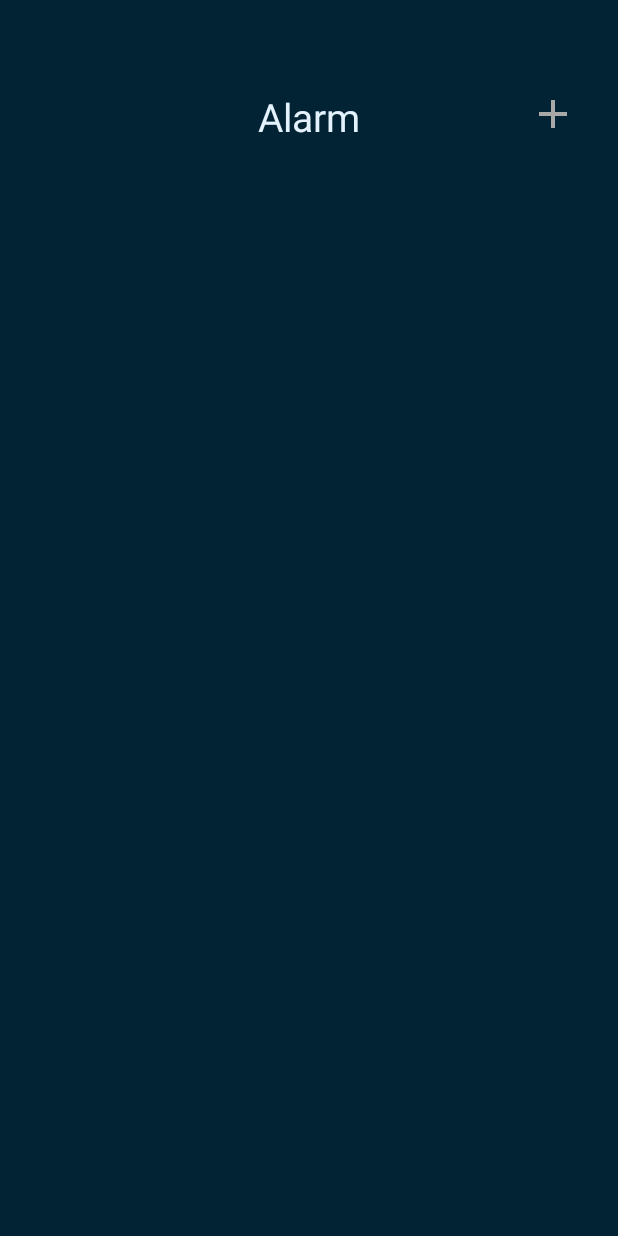
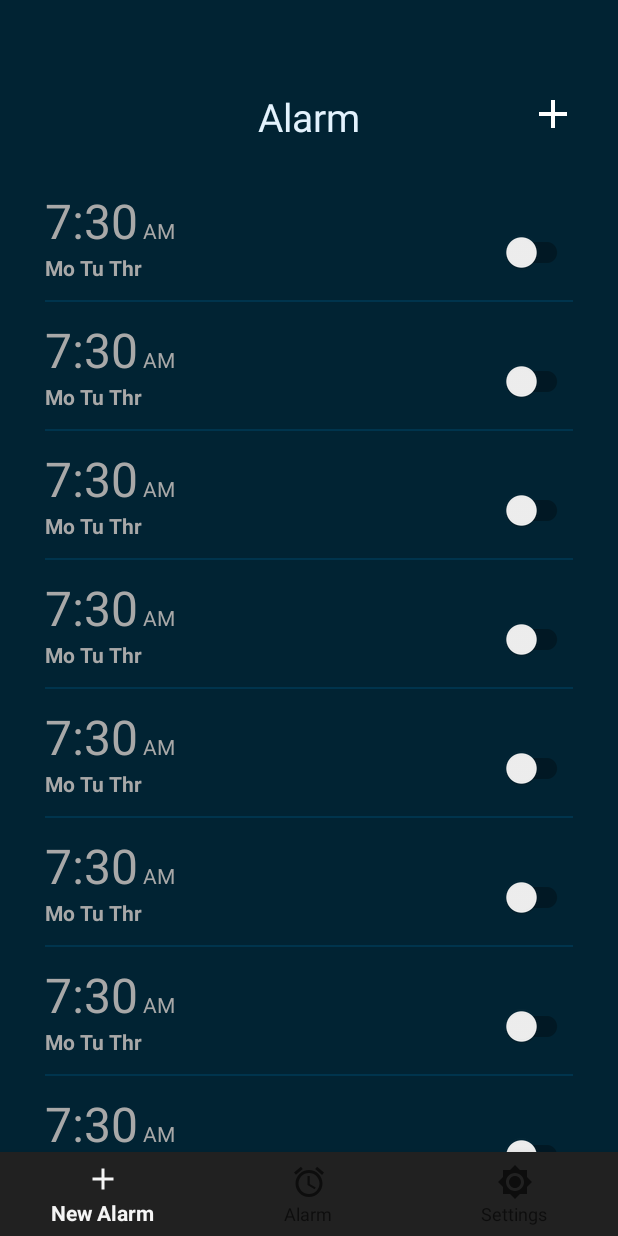
Before and after one commit to sauravvishal8797/Alarmify, an Android app: the screen it shows after launch (MainActivity), on a phone screen of 412 x 824 dp. Before the commit the screen is almost empty. Run offline under Robolectric (Android 15) with nearby library versions, the phone set to English and light mode, and no system bars.

Commit message:
Added bottomNavigation menu

```diff
--- a/app/build.gradle
+++ b/app/build.gradle
@@ -22,6 +22,8 @@ dependencies {
     implementation fileTree(dir: 'libs', include: ['*.jar'])
     implementation 'com.android.support:appcompat-v7:28.0.0'
     implementation 'com.android.support.constraint:constraint-layout:1.1.3'
+    implementation 'com.android.support:recyclerview-v7:28.0.0'
+    implementation 'com.android.support:design:28.0.0'
     testImplementation 'junit:junit:4.12'
     androidTestImplementation 'com.android.support.test:runner:1.0.2'
     androidTestImplementation 'com.android.support.test.espresso:espresso-core:3.0.2'
--- a/app/src/main/AndroidManifest.xml
+++ b/app/src/main/AndroidManifest.xml
@@ -1,5 +1,6 @@
 <?xml version="1.0" encoding="utf-8"?>
 <manifest xmlns:android="http://schemas.android.com/apk/res/android"
+    xmlns:tools="http://schemas.android.com/tools"
     package="com.example.sauravvishal8797.alarmify">
 
     <application
--- a/app/src/main/java/com/example/sauravvishal8797/alarmify/MainActivity.java
+++ b/app/src/main/java/com/example/sauravvishal8797/alarmify/MainActivity.java
@@ -3,15 +3,29 @@ package com.example.sauravvishal8797.alarmify;
 import android.os.Build;
 import android.support.v7.app.AppCompatActivity;
 import android.os.Bundle;
+import android.support.v7.widget.LinearLayoutManager;
+import android.support.v7.widget.RecyclerView;
 import android.view.Window;
 import android.view.WindowManager;
 
+import com.example.sauravvishal8797.alarmify.adapters.AlarmAdapter;
+import com.example.sauravvishal8797.alarmify.models.Alarm;
+
+import java.util.ArrayList;
+
 public class MainActivity extends AppCompatActivity {
+
+    private RecyclerView alarmRecyclerView;
 
     @Override
     protected void onCreate(Bundle savedInstanceState) {
         super.onCreate(savedInstanceState);
         setContentView(R.layout.activity_main);
+        alarmRecyclerView = (RecyclerView) findViewById(R.id.viewalarm);
+        LinearLayoutManager linearLayoutManager = new LinearLayoutManager(this);
+        alarmRecyclerView.setLayoutManager(linearLayoutManager);
+        AlarmAdapter alarmAdapter = new AlarmAdapter(getData());
+        alarmRecyclerView.setAdapter(alarmAdapter);
         statusBarTransparent();
     }
 
@@ -22,4 +36,20 @@ public class MainActivity extends AppCompatActivity {
             w.setFlags(WindowManager.LayoutParams.FLAG_LAYOUT_NO_LIMITS, WindowManager.LayoutParams.FLAG_LAYOUT_NO_LIMITS);
         }
     }
+
+    private ArrayList<Alarm> getData(){
+        ArrayList<Alarm> alarms = new ArrayList<>();
+        for(int i=0; i<10; i++){
+            ArrayList<String> days = new ArrayList<>();
+            days.add("Tu ");
+            days.add("Wed ");
+            days.add("Thru ");
+            Alarm a = new Alarm();
+            a.setTime("7:30");
+            a.setPeriod("AM");
+            a.setDays(days);
+            alarms.add(a);
+        }
+        return alarms;
+    }
 }
--- /dev/null
+++ b/app/src/main/java/com/example/sauravvishal8797/alarmify/adapters/AlarmAdapter.java
@@ -0,0 +1,62 @@
+package com.example.sauravvishal8797.alarmify.adapters;
+
+import android.support.annotation.NonNull;
+import android.support.v7.widget.RecyclerView;
+import android.support.v7.widget.SwitchCompat;
+import android.text.Layout;
+import android.view.LayoutInflater;
+import android.view.View;
+import android.view.ViewGroup;
+import android.widget.ImageView;
+import android.widget.TextView;
+
+import com.example.sauravvishal8797.alarmify.R;
+import com.example.sauravvishal8797.alarmify.models.Alarm;
+
+import java.util.ArrayList;
+
+public class AlarmAdapter extends RecyclerView.Adapter<AlarmAdapter.ViewHolder> {
+
+    private ArrayList<Alarm> list;
+
+    public AlarmAdapter(ArrayList<Alarm> list) {
+        this.list=list;
+    }
+
+    @NonNull
+    @Override
+    public ViewHolder onCreateViewHolder(@NonNull ViewGroup viewGroup, int i) {
+        View view = LayoutInflater.from(viewGroup.getContext()).inflate(R.layout.alarm_item_view, viewGroup, false);
+        return new ViewHolder(view);
+    }
+
+    @Override
+    public void onBindViewHolder(@NonNull ViewHolder viewHolder, int i) {
+
+        Alarm alarm = list.get(i);
+        viewHolder.timeText.setText(alarm.getTime());
+        viewHolder.periodText.setText(alarm.getPeriod());
+        viewHolder.daysText.setText("Mo Tu Thr");
+    }
+
+    @Override
+    public int getItemCount() {
+        return list.size();
+    }
+
+    public class ViewHolder extends RecyclerView.ViewHolder{
+
+        private TextView timeText;
+        private TextView periodText;
+        private SwitchCompat button;
+        private TextView daysText;
+
+        public ViewHolder(@NonNull View itemView) {
+            super(itemView);
+            periodText = (TextView) itemView.findViewById(R.id.period);
+            daysText = (TextView) itemView.findViewById(R.id.days);
+            button = (SwitchCompat) itemView.findViewById(R.id.button);
+            timeText = (TextView) itemView.findViewById(R.id.timetextalarm);
+        }
+    }
+}
--- /dev/null
+++ b/app/src/main/java/com/example/sauravvishal8797/alarmify/models/Alarm.java
@@ -0,0 +1,34 @@
+package com.example.sauravvishal8797.alarmify.models;
+
+import java.util.ArrayList;
+
+public class Alarm {
+
+    private String time;
+    private String period;
+    private ArrayList<String> days;
+
+    public void setTime(String time) {
+        this.time = time;
+    }
+
+    public String getTime() {
+        return time;
+    }
+
+    public void setPeriod(String period) {
+        this.period = period;
+    }
+
+    public String getPeriod() {
+        return period;
+    }
+
+    public void setDays(ArrayList<String> days) {
+        this.days = days;
+    }
+
+    public ArrayList<String> getDays() {
+        return days;
+    }
+}
--- a/app/src/main/res/drawable/ic_add_black_24dp.xml
+++ b/app/src/main/res/drawable/ic_add_black_24dp.xml
@@ -4,6 +4,6 @@
         android:viewportWidth="24.0"
         android:viewportHeight="24.0">
     <path
-        android:fillColor="#a8a8a8"
+        android:fillColor="#ffffff"
         android:pathData="M19,13h-6v6h-2v-6H5v-2h6V5h2v6h6v2z"/>
 </vector>
--- /dev/null
+++ b/app/src/main/res/drawable/ic_alarm_black_24dp.xml
@@ -0,0 +1,9 @@
+<vector xmlns:android="http://schemas.android.com/apk/res/android"
+        android:width="24dp"
+        android:height="24dp"
+        android:viewportWidth="24.0"
+        android:viewportHeight="24.0">
+    <path
+        android:fillColor="#ffffff"
+        android:pathData="M22,5.72l-4.6,-3.86 -1.29,1.53 4.6,3.86L22,5.72zM7.88,3.39L6.6,1.86 2,5.71l1.29,1.53 4.59,-3.85zM12.5,8L11,8v6l4.75,2.85 0.75,-1.23 -4,-2.37L12.5,8zM12,4c-4.97,0 -9,4.03 -9,9s4.02,9 9,9c4.97,0 9,-4.03 9,-9s-4.03,-9 -9,-9zM12,20c-3.87,0 -7,-3.13 -7,-7s3.13,-7 7,-7 7,3.13 7,7 -3.13,7 -7,7z"/>
+</vector>
--- /dev/null
+++ b/app/src/main/res/drawable/ic_brightness_7_black_24dp.xml
@@ -0,0 +1,9 @@
+<vector xmlns:android="http://schemas.android.com/apk/res/android"
+        android:width="24dp"
+        android:height="24dp"
+        android:viewportWidth="24.0"
+        android:viewportHeight="24.0">
+    <path
+        android:fillColor="#ffffff"
+        android:pathData="M20,8.69L20,4h-4.69L12,0.69 8.69,4L4,4v4.69L0.69,12 4,15.31L4,20h4.69L12,23.31 15.31,20L20,20v-4.69L23.31,12 20,8.69zM12,18c-3.31,0 -6,-2.69 -6,-6s2.69,-6 6,-6 6,2.69 6,6 -2.69,6 -6,6zM12,8c-2.21,0 -4,1.79 -4,4s1.79,4 4,4 4,-1.79 4,-4 -1.79,-4 -4,-4z"/>
+</vector>
--- a/app/src/main/res/layout/activity_main.xml
+++ b/app/src/main/res/layout/activity_main.xml
@@ -11,6 +11,7 @@
     <TextView
         android:layout_width="wrap_content"
         android:layout_height="wrap_content"
+        android:id="@+id/text"
         android:layout_marginTop="60dp"
         android:layout_alignParentTop="true"
         android:layout_centerHorizontal="true"
@@ -29,12 +30,20 @@
         android:layout_marginRight="27dp"
         android:src="@drawable/ic_add_black_24dp" />
 
-    <LinearLayout
+    <android.support.v7.widget.RecyclerView
+        android:id="@+id/viewalarm"
+        android:layout_margin="30dp"
+        android:layout_below="@id/text"
         android:layout_width="match_parent"
+        android:layout_height="match_parent">
+    </android.support.v7.widget.RecyclerView>
+
+    <android.support.design.widget.BottomNavigationView
+        android:layout_width="wrap_content"
         android:layout_height="wrap_content"
-        android:layout_gravity="center_horizontal"
-        android:orientation="horizontal">
+        android:layout_alignParentBottom="true"
+        android:background="#212121"
+        app:menu="@menu/bottom_menu"></android.support.design.widget.BottomNavigationView>
 
-    </LinearLayout>
 
 </RelativeLayout>
--- a/app/src/main/res/layout/alarm_item_view.xml
+++ b/app/src/main/res/layout/alarm_item_view.xml
@@ -8,6 +8,7 @@
     <LinearLayout
         android:layout_width="wrap_content"
         android:layout_height="wrap_content"
+        android:id="@+id/lki"
         android:orientation="vertical">
 
         <LinearLayout
@@ -18,6 +19,7 @@
             <TextView
                 android:layout_width="wrap_content"
                 android:layout_height="wrap_content"
+                android:id="@+id/timetextalarm"
                 android:text="7:30"
                 android:textColor="@color/grey_shade"
                 android:textSize="32dp"/>
@@ -25,6 +27,7 @@
             <TextView
                 android:layout_width="wrap_content"
                 android:layout_height="wrap_content"
+                android:id="@+id/period"
                 android:text="AM"
                 android:layout_marginLeft="3dp"
                 android:textColor="@color/grey_shade"/>
@@ -34,23 +37,27 @@
         <TextView
             android:layout_width="wrap_content"
             android:layout_height="wrap_content"
-            android:text="Mo Thu Fri"
+            android:id="@+id/days"
+            android:textStyle="bold"
+            android:text="Mo  Thu  Fri"
             android:textColor="@color/grey_shade"/>
 
-        <View
-            android:layout_width="match_parent"
-            android:layout_height="0dp"
-            android:layout_marginTop="12dp"
-            android:background="@color/grey_shade"></View>
     </LinearLayout>
 
+    <View
+        android:layout_width="match_parent"
+        android:layout_height="1dp"
+        android:layout_below="@id/lki"
+        android:layout_marginTop="12dp"
+        android:layout_marginBottom="10dp"
+        android:background="#00344D"></View>
+
     <android.support.v7.widget.SwitchCompat
+        android:id="@+id/button"
         android:layout_width="wrap_content"
         android:layout_height="wrap_content"
         android:layout_alignParentEnd="true"
         android:layout_alignParentRight="true"
-        android:layout_centerVertical="true"
-        android:layout_marginEnd="27dp"
-        android:layout_marginRight="27dp"/>
+        android:layout_centerVertical="true" />
 
 </RelativeLayout>
--- /dev/null
+++ b/app/src/main/res/menu/bottom_menu.xml
@@ -0,0 +1,27 @@
+<?xml version="1.0" encoding="utf-8"?>
+<menu xmlns:android="http://schemas.android.com/apk/res/android"
+    xmlns:app="http://schemas.android.com/apk/res-auto">
+
+    <item
+        android:id="@+id/action_share"
+        android:orderInCategory="0"
+        android:title="New Alarm"
+        android:icon="@drawable/ic_add_black_24dp"
+        app:showAsAction="always" />
+
+    <item
+        android:id="@+id/action_edit"
+        android:orderInCategory="1"
+        app:showAsAction="always"
+        android:icon="@drawable/ic_alarm_black_24dp"
+        android:title="Alarm" />
+
+    <item
+        android:id="@+id/action_compress"
+        android:orderInCategory="2"
+        app:showAsAction="always"
+        android:icon="@drawable/ic_brightness_7_black_24dp"
+        android:title="Settings"/>
+
+
+</menu>
```
